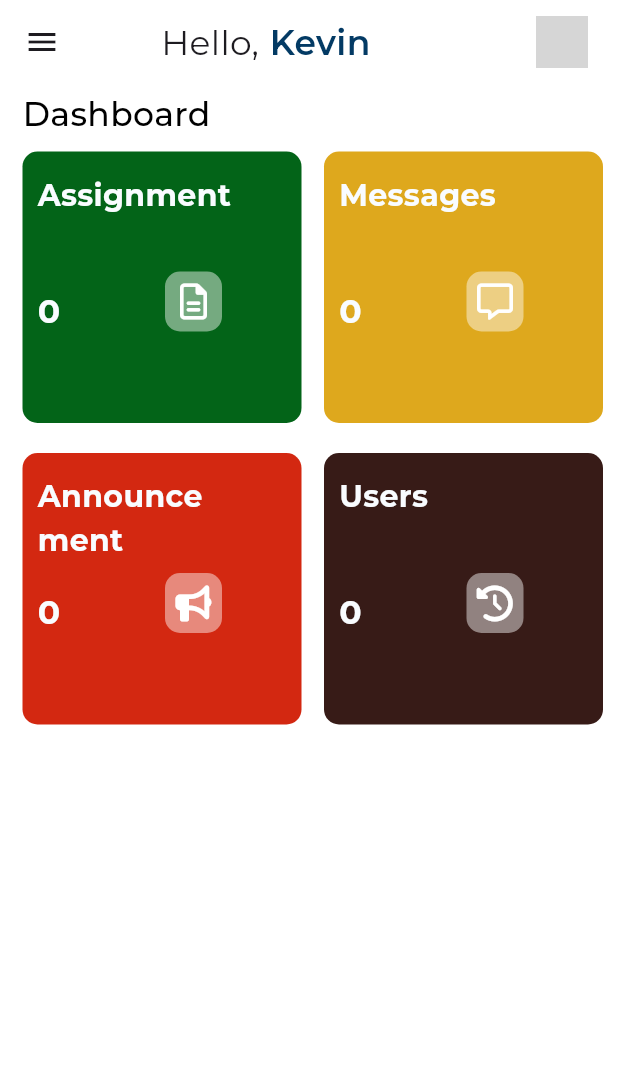
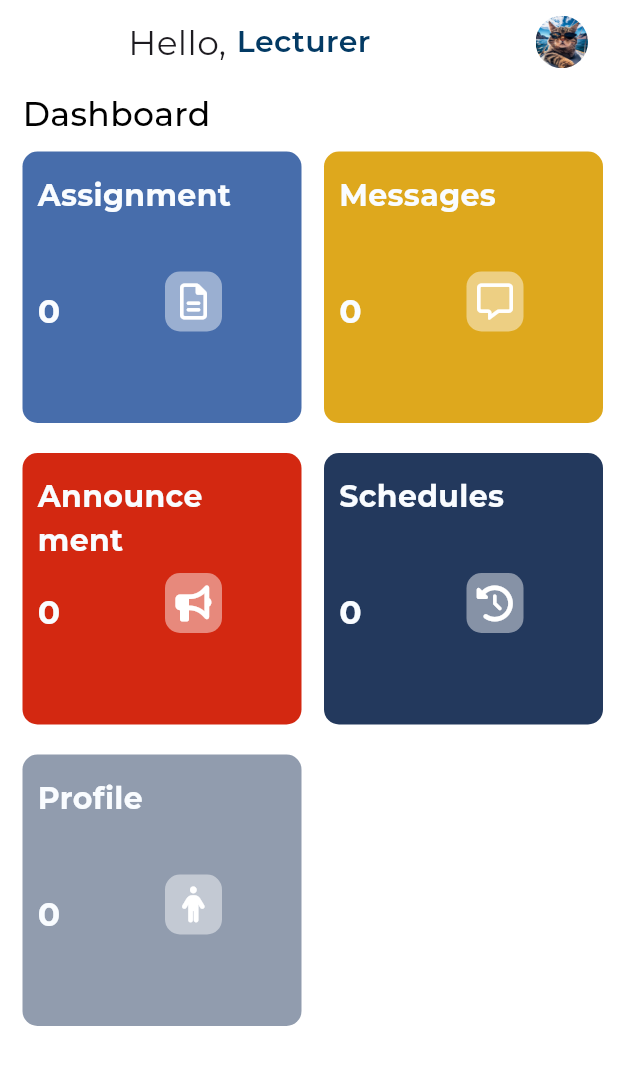
Before and after one commit to Ampaw24/SimmBackend, a Flutter app: the LecturerDashboard screen opened directly, on a phone screen of 412 x 824 dp. Shown: the top 1065 px of the screen. Run offline on Flutter 3.47's test engine with Material 2 defaults, Android fonts, the phone set to English and light mode, and no system bars; our stand-ins replace font_awesome_flutter, google_fonts; grey boxes are pictures that could not be loaded.

Commit message:
lecturer dashboard complete

```diff
--- a/lib/screens/lectureview/lecloginpage.dart
+++ b/lib/screens/lectureview/lecloginpage.dart
@@ -168,7 +168,7 @@ class _LecturerLoginState extends State<LecturerLogin> {
                                     width: 300,
                                   ),
                                   GestureDetector(
-                                    onTap: () => Navigator.push(
+                                    onTap: () => Navigator.pushReplacement(
                                         context,
                                         MaterialPageRoute(
                                             builder: (context) =>
--- a/lib/screens/lectureview/lecturedashboard.dart
+++ b/lib/screens/lectureview/lecturedashboard.dart
@@ -25,7 +25,7 @@ List<DashboardCard> cardcontent = [
       navigate: ManageAssignment(),
       title: "Assignment",
       cardIcon: FontAwesomeIcons.fileText,
-      cardColor: AppColor.dashboardGreen),
+      cardColor: AppColor.cardBlue),
   DashboardCard(
       navigate: MessageView(),
       title: "Messages",
@@ -38,9 +38,14 @@ List<DashboardCard> cardcontent = [
       cardColor: AppColor.dashboardRed),
   DashboardCard(
       navigate: Schedules(),
-      title: "Users",
+      title: "Schedules",
       cardIcon: FontAwesomeIcons.clockRotateLeft,
-      cardColor: AppColor.dashboardBrown),
+      cardColor: AppColor.mainBlue),
+  DashboardCard(
+      navigate: Schedules(),
+      title: "Profile",
+      cardIcon: FontAwesomeIcons.person,
+      cardColor: AppColor.mainBlueOpc),
 ];
 
 class _LecturerDashboardState extends State<LecturerDashboard> {
@@ -50,6 +55,7 @@ class _LecturerDashboardState extends State<LecturerDashboard> {
       backgroundColor: Colors.white,
       appBar: PreferredSize(
           child: AppBar(
+            leading: Container(),
             actions: [
               Text(
                 "Hello,",
@@ -59,9 +65,9 @@ class _LecturerDashboardState extends State<LecturerDashboard> {
                 width: 7,
               ),
               Text(
-                "Kevin",
+                "Lecturer",
                 style: GoogleFonts.montserrat(
-                    fontSize: 23,
+                    fontSize: 20,
                     fontWeight: FontWeight.w600,
                     color: AppColor.btnBlue),
               ),
@@ -74,12 +80,11 @@ class _LecturerDashboardState extends State<LecturerDashboard> {
                 width: 35,
                 decoration: BoxDecoration(
                     image: DecorationImage(
-                        image: AssetImage("assets/catprofile.jpg"),
+                        image: AssetImage("assets/catprofile.JPG"),
                         fit: BoxFit.cover),
                     borderRadius: BorderRadius.circular(20)),
               )
             ],
-            leading: Icon(Icons.menu_outlined),
             backgroundColor: Colors.white,
           ),
           preferredSize: const Size.fromHeight(60)),
```
Also changed, not shown: lib/screens/lectureview/profile.dart (added, +15 -0 lines).
